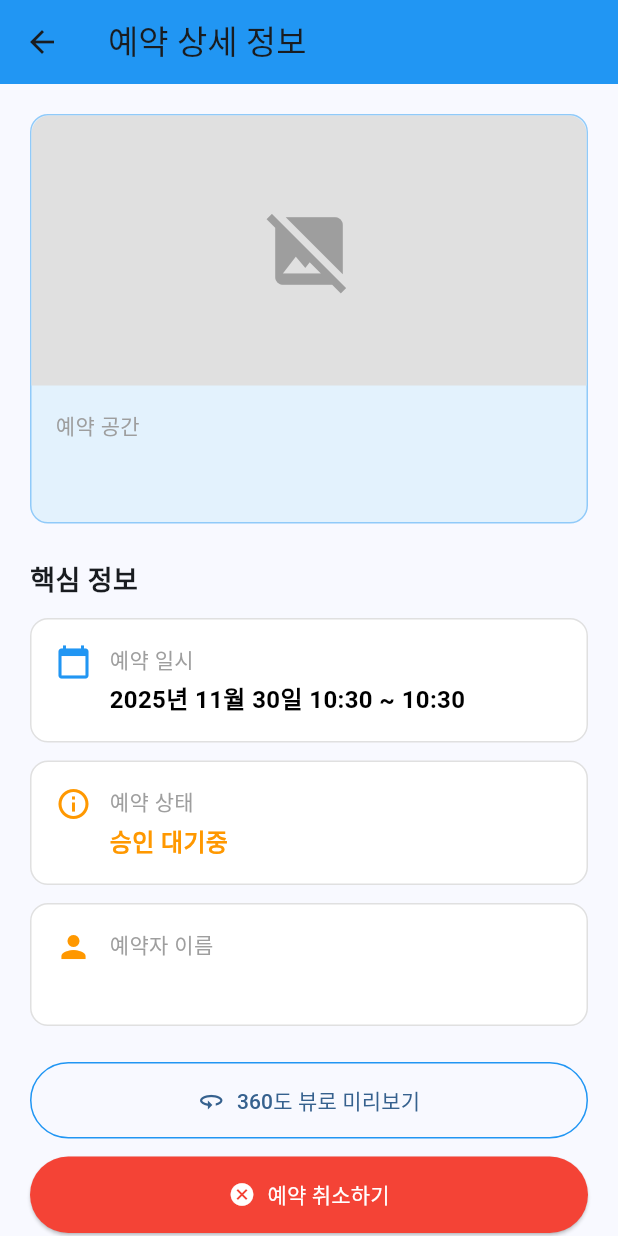
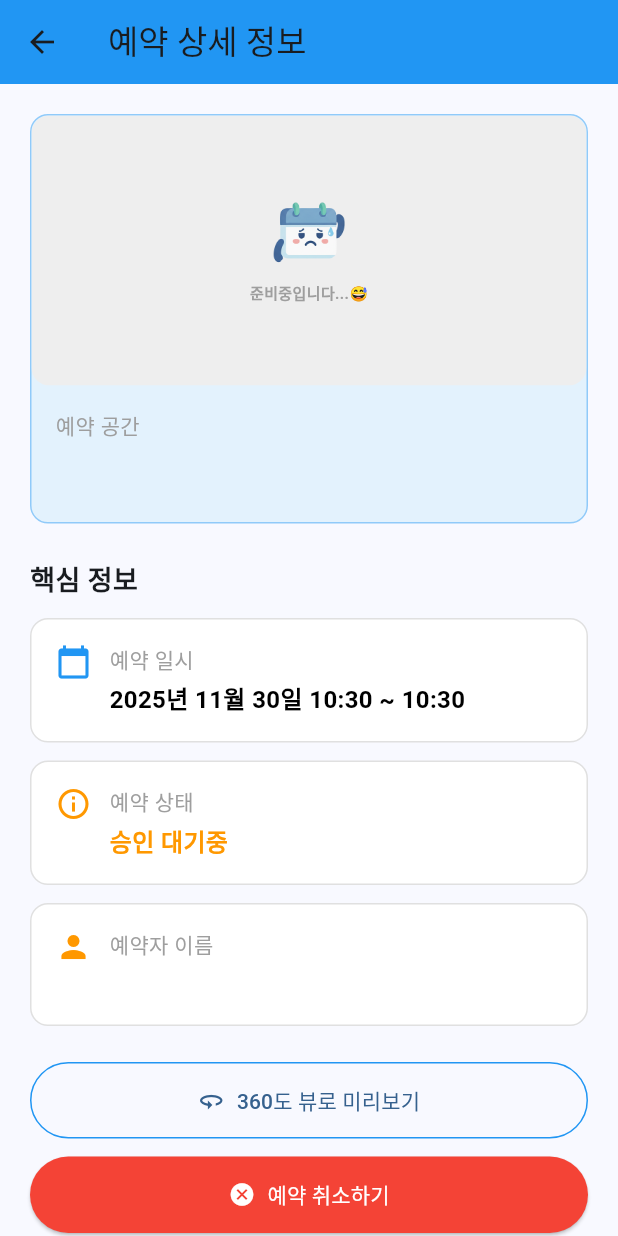
Before and after one commit to yeonyeong0120/repository_campus360, a Flutter app: the ReservationDetailScreen screen opened directly with empty values, on a phone screen of 412 x 824 dp. Run offline on Flutter 3.47's test engine with Material 3 defaults, Android fonts, the light colour scheme and no system bars; our stand-ins replace cloud_firestore, firebase_auth, firebase_core, table_calendar, webview_flutter; accounts and stored records are empty.

Commit message:
Add : 이미지 준비중 추가

```diff
--- a/lib/screens/reservation_detail_screen.dart
+++ b/lib/screens/reservation_detail_screen.dart
@@ -2,6 +2,7 @@
 import 'package:flutter/material.dart';
 import 'package:cloud_firestore/cloud_firestore.dart';
 import 'package:intl/intl.dart';
+import 'package:repository_campus360/widgets/common_image.dart';
 import 'webview_screen.dart';
 
 class ReservationDetailScreen extends StatelessWidget {
@@ -85,46 +86,13 @@ class ReservationDetailScreen extends StatelessWidget {
                   child: Column(
                     crossAxisAlignment: CrossAxisAlignment.start,
                     children: [
-                      if (imageUrl.isNotEmpty)
-                        ClipRRect(
-                          borderRadius: const BorderRadius.vertical(
-                            top: Radius.circular(12),
-                          ),
-                          child: Image.network(
-                            imageUrl,
-                            width: double.infinity,
-                            height: 180,
-                            fit: BoxFit.cover,
-                            errorBuilder: (context, error, stackTrace) {
-                              return Container(
-                                height: 180,
-                                color: Colors.grey[300],
-                                child: const Icon(
-                                  Icons.image_not_supported,
-                                  size: 60,
-                                  color: Colors.grey,
-                                ),
-                              );
-                            },
-                          ),
-                        )
-                      else
-                        Container(
-                          height: 180,
-                          decoration: BoxDecoration(
-                            color: Colors.grey[300],
-                            borderRadius: const BorderRadius.vertical(
-                              top: Radius.circular(12),
-                            ),
-                          ),
-                          child: const Center(
-                            child: Icon(
-                              Icons.image_not_supported,
-                              size: 60,
-                              color: Colors.grey,
-                            ),
-                          ),
-                        ),
+                      CommonImage(
+                        imageUrl, // 위에서 변수로 받은 주소
+                        width: double.infinity,
+                        height: 180,
+                        borderRadius: 12, // 전체 둥글게 해도 디자인상 괜찮습니다.
+                      ),
+
                       Padding(
                         padding: const EdgeInsets.all(16),
                         child: Column(
@@ -148,7 +116,7 @@ class ReservationDetailScreen extends StatelessWidget {
                           ],
                         ),
                       ),
-                    ],
+                    ],  // childern
                   ),
                 );
               },
--- /dev/null
+++ b/lib/widgets/common_image.dart
@@ -0,0 +1,112 @@
+// lib/widgets/common_image.dart
+// 이미지 모아두는 용도로 쓸거임
+import 'package:flutter/material.dart';
+
+class CommonImage extends StatelessWidget {
+  final String? url; // 이미지 주소
+  final double? width;
+  final double? height;
+  final BoxFit fit;
+  final double borderRadius;
+
+  const CommonImage(
+    this.url, {
+    super.key,
+    this.width,
+    this.height,
+    this.fit = BoxFit.cover,
+    this.borderRadius = 0,
+  });
+
+  @override
+  Widget build(BuildContext context) {
+    // 1. 모서리 둥글게 깎기
+    return ClipRRect(
+      borderRadius: BorderRadius.circular(borderRadius),
+      child: _buildImage(),
+    );
+  }
+
+  Widget _buildImage() {
+    // 2. URL이 없거나 비어있으면 -> 에러 화면 표시
+    if (url == null || url!.isEmpty) {
+      return _buildErrorWidget();
+    }
+
+    // 3. 인터넷 이미지 (http로 시작)
+    if (url!.startsWith('http')) {
+      return Image.network(
+        url!,
+        width: width,
+        height: height,
+        fit: fit,
+        errorBuilder: (context, error, stackTrace) => _buildErrorWidget(), // 로딩 실패시 에러 화면
+        loadingBuilder: (context, child, loadingProgress) {
+          if (loadingProgress == null) return child;
+          return _buildLoadingWidget(); // 로딩 중일 때 표시
+        },
+      );
+    }
+    // 4. 로컬 자산 이미지 (assets로 시작)
+    else if (url!.startsWith('assets/')) {
+      return Image.asset(
+        url!,
+        width: width,
+        height: height,
+        fit: fit,
+        errorBuilder: (context, error, stackTrace) => _buildErrorWidget(),
+      );
+    }
+
+    // 5. 그 외 이상한 주소 -> 에러 화면
+    return _buildErrorWidget();
+  }
+
+  // 🚨 [준비중입니다] 에러 위젯
+  Widget _buildErrorWidget() {
+    return Container(
+      width: width,
+      height: height,
+      color: Colors.grey[200], // 회색 배경
+      child: Column(
+        mainAxisAlignment: MainAxisAlignment.center,
+        children: [
+          // 일단 에러메시지 이미지 사용하고 없으면... 흠...
+          Image.asset(
+            'assets/images/errorImage.png',
+            width: 50,
+            height: 50,
+            // 최후의 방어선
+            errorBuilder: (context, error, stackTrace) =>
+                const Icon(Icons.image_not_supported, color: Colors.grey, size: 40),
+          ),
+          const SizedBox(height: 8),
+          const Text(
+            "준비중입니다...😅",
+            style: TextStyle(
+              color: Colors.grey,
+              fontSize: 10,
+              fontWeight: FontWeight.bold
+            ),
+          ),
+        ],
+      ),
+    );
+  }
+
+  // ⏳ 로딩 중 위젯 (회색 박스에 빙글빙글)
+  Widget _buildLoadingWidget() {
+    return Container(
+      width: width,
+      height: height,
+      color: Colors.grey[100],
+      child: const Center(
+        child: SizedBox(
+          width: 20,
+          height: 20,
+          child: CircularProgressIndicator(strokeWidth: 2, color: Colors.grey),
+        ),
+      ),
+    );
+  }
+}
```
Also changed, not shown: lib/screens/chatbot_sheet.dart (+9 -30 lines), lib/screens/detail_screen.dart (+8 -9 lines), lib/screens/home_screen.dart (+9 -22 lines).
